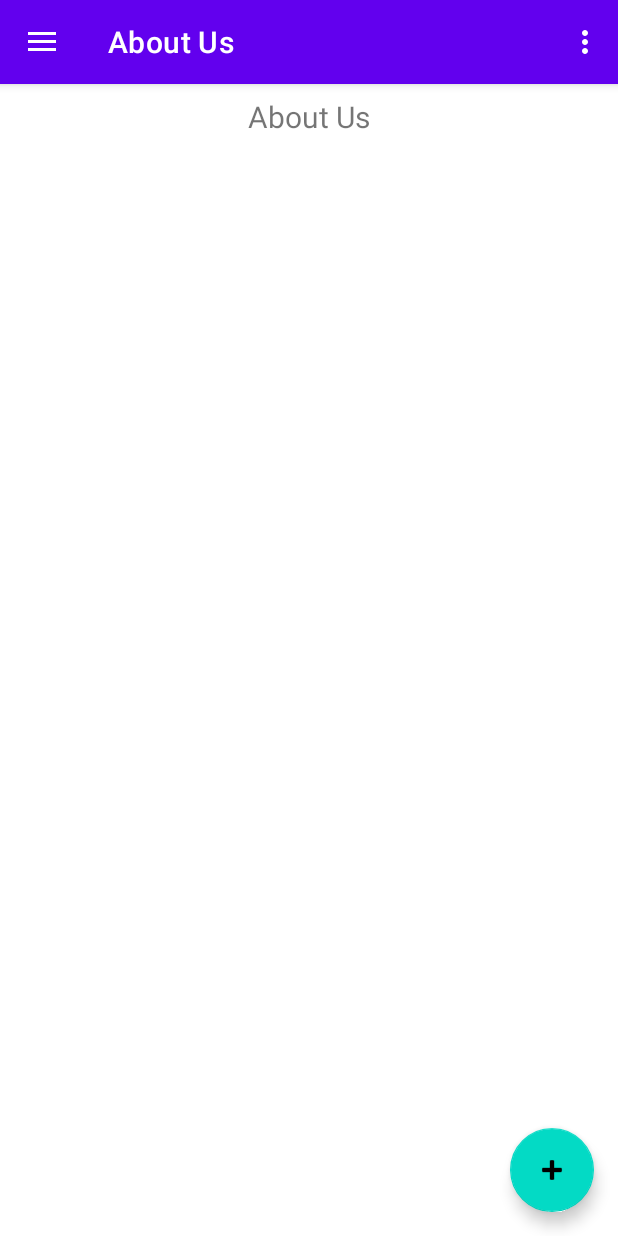
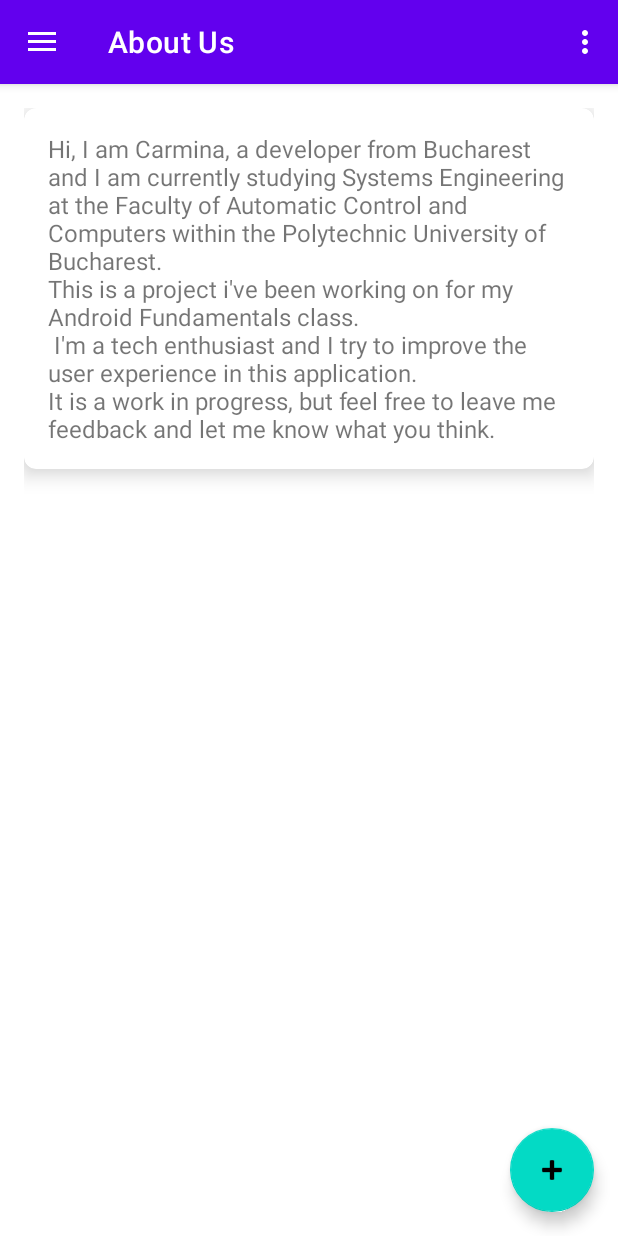
Before and after one commit to carmina-c/TravelJournal, an Android app: the screen it shows after launch (MainActivity), in the side drawer, after a tap on "About Us", on a phone screen of 412 x 824 dp. Run offline under Robolectric (Android 15) with nearby library versions, the light colour scheme and no system bars; our stand-ins replace navigation-ui.

Commit message:
Layout changes

```diff
--- a/app/src/main/java/com/example/traveljournal/ui/contact/ContactFragment.java
+++ b/app/src/main/java/com/example/traveljournal/ui/contact/ContactFragment.java
@@ -1,9 +1,12 @@
 package com.example.traveljournal.ui.contact;
 
+import android.content.Intent;
+import android.net.Uri;
 import android.os.Bundle;
 import android.view.LayoutInflater;
 import android.view.View;
 import android.view.ViewGroup;
+import android.widget.Button;
 
 import androidx.annotation.NonNull;
 import androidx.fragment.app.Fragment;
@@ -17,6 +20,8 @@ public class ContactFragment extends Fragment {
         View root = inflater.inflate(R.layout.fragment_contact, container, false);
         return root;
     }
+
+
     /*private ContactViewModel contactViewModel;
 
     public View onCreateView(@NonNull LayoutInflater inflater,
--- a/app/src/main/java/com/example/traveljournal/ui/share/ShareFragment.java
+++ b/app/src/main/java/com/example/traveljournal/ui/share/ShareFragment.java
@@ -1,9 +1,11 @@
 package com.example.traveljournal.ui.share;
 
+import android.content.Intent;
 import android.os.Bundle;
 import android.view.LayoutInflater;
 import android.view.View;
 import android.view.ViewGroup;
+import android.widget.Button;
 import android.widget.TextView;
 
 import androidx.annotation.NonNull;
@@ -22,6 +24,7 @@ public class ShareFragment extends Fragment {
         return root;
     }
 
+
     /*private ShareViewModel shareViewModel;
 
     public View onCreateView(@NonNull LayoutInflater inflater,
--- /dev/null
+++ b/app/src/main/res/drawable/ic_baseline_article_24.xml
@@ -0,0 +1,10 @@
+<vector xmlns:android="http://schemas.android.com/apk/res/android"
+    android:width="24dp"
+    android:height="24dp"
+    android:viewportWidth="24"
+    android:viewportHeight="24"
+    android:tint="?attr/colorControlNormal">
+  <path
+      android:fillColor="@android:color/white"
+      android:pathData="M19,3L5,3c-1.1,0 -2,0.9 -2,2v14c0,1.1 0.9,2 2,2h14c1.1,0 2,-0.9 2,-2L21,5c0,-1.1 -0.9,-2 -2,-2zM14,17L7,17v-2h7v2zM17,13L7,13v-2h10v2zM17,9L7,9L7,7h10v2z"/>
+</vector>
--- /dev/null
+++ b/app/src/main/res/drawable/ic_baseline_contact_mail_24.xml
@@ -0,0 +1,10 @@
+<vector xmlns:android="http://schemas.android.com/apk/res/android"
+    android:width="24dp"
+    android:height="24dp"
+    android:viewportWidth="24"
+    android:viewportHeight="24"
+    android:tint="?attr/colorControlNormal">
+  <path
+      android:fillColor="@android:color/white"
+      android:pathData="M21,8L21,7l-3,2 -3,-2v1l3,2 3,-2zM22,3L2,3C0.9,3 0,3.9 0,5v14c0,1.1 0.9,2 2,2h20c1.1,0 1.99,-0.9 1.99,-2L24,5c0,-1.1 -0.9,-2 -2,-2zM8,6c1.66,0 3,1.34 3,3s-1.34,3 -3,3 -3,-1.34 -3,-3 1.34,-3 3,-3zM14,18L2,18v-1c0,-2 4,-3.1 6,-3.1s6,1.1 6,3.1v1zM22,12h-8L14,6h8v6z"/>
+</vector>
--- /dev/null
+++ b/app/src/main/res/drawable/ic_baseline_home_24.xml
@@ -0,0 +1,10 @@
+<vector xmlns:android="http://schemas.android.com/apk/res/android"
+    android:width="24dp"
+    android:height="24dp"
+    android:viewportWidth="24"
+    android:viewportHeight="24"
+    android:tint="?attr/colorControlNormal">
+  <path
+      android:fillColor="@android:color/white"
+      android:pathData="M10,20v-6h4v6h5v-8h3L12,3 2,12h3v8z"/>
+</vector>
--- a/app/src/main/res/layout/fragment_about_us.xml
+++ b/app/src/main/res/layout/fragment_about_us.xml
@@ -1,21 +1,34 @@
 <?xml version="1.0" encoding="utf-8"?>
 <LinearLayout xmlns:android="http://schemas.android.com/apk/res/android"
+    xmlns:app="http://schemas.android.com/apk/res-auto"
     xmlns:tools="http://schemas.android.com/tools"
     android:layout_width="match_parent"
     android:layout_height="match_parent"
     android:background="@color/white"
     android:orientation="vertical"
+    android:padding="@dimen/medium_padding"
     tools:context=".ui.aboutus.AboutUsFragment">
 
-    <TextView
-        android:id="@+id/text_about_us"
+    <androidx.cardview.widget.CardView
         android:layout_width="match_parent"
         android:layout_height="wrap_content"
-        android:layout_marginStart="@dimen/extra_small_margin"
-        android:layout_marginTop="@dimen/extra_small_margin"
-        android:layout_marginEnd="@dimen/extra_small_margin"
-        android:text="@string/about_us"
-        android:textAlignment="center"
-        android:textSize="@dimen/medium_font" />
+        android:clickable="true"
+        android:focusable="true"
+        app:cardCornerRadius="@dimen/extra_small_margin"
+        app:cardElevation="@dimen/extra_small_margin">
 
+        <LinearLayout
+            android:layout_width="match_parent"
+            android:layout_height="wrap_content"
+            android:orientation="vertical"
+            android:padding="@dimen/medium_padding">
+
+            <TextView
+                android:layout_width="wrap_content"
+                android:layout_height="wrap_content"
+                android:text="@string/about_us_description"
+                android:textSize="@dimen/normal_font" />
+
+        </LinearLayout>
+    </androidx.cardview.widget.CardView>
 </LinearLayout>
--- a/app/src/main/res/menu/activity_main_drawer.xml
+++ b/app/src/main/res/menu/activity_main_drawer.xml
@@ -6,15 +6,15 @@
     <group android:checkableBehavior="single">
         <item
             android:id="@+id/nav_home"
-            android:icon="@drawable/ic_menu_camera"
+            android:icon="@drawable/ic_baseline_home_24"
             android:title="@string/menu_home" />
         <item
             android:id="@+id/nav_aboutus"
-            android:icon="@drawable/ic_menu_gallery"
+            android:icon="@drawable/ic_baseline_article_24"
             android:title="@string/about_us" />
         <item
             android:id="@+id/nav_contact"
-            android:icon="@drawable/ic_menu_slideshow"
+            android:icon="@drawable/ic_baseline_contact_mail_24"
             android:title="@string/contact" />
         <item
             android:id="@+id/nav_share"
--- a/app/src/main/res/values/dimens.xml
+++ b/app/src/main/res/values/dimens.xml
@@ -13,4 +13,5 @@
     <dimen name="medium_margin">24dp</dimen>
     <dimen name="big_margin">64dp</dimen>
     <dimen name="header_margin">40dp</dimen>
+    <dimen name="normal_font">16sp</dimen>
 </resources>
--- a/app/src/main/res/values/strings.xml
+++ b/app/src/main/res/values/strings.xml
@@ -26,4 +26,12 @@
     <string name="pick_end_date">Pick end date</string>
     <string name="save">Save</string>
     <string name="_0">0</string>
+    <string name="about_us_description">Hi, I am Carmina, a developer from Bucharest and I am currently studying Systems Engineering
+                                        at the Faculty of Automatic Control and Computers within the Polytechnic University of Bucharest.\nThis is a project i\'ve been working on for my Android Fundamentals class.\n
+                                        I\'m a tech enthusiast and I try to improve the user experience in this application.\nIt is a work in progress, but feel free to leave me feedback and let me know what you think.
+                                        </string>
+    <string name="contact_title">Get in touch with us!</string>
+    <string name="contact_info">Send us a message on app.developer@gmail.com</string>
+    <string name="share_title">Share with your friends</string>
+    <string name="share_info">"Because i care about you, here\'s a link to a great Travel Journal app!"</string>
 </resources>
```
Also changed, not shown: app/src/main/java/com/example/traveljournal/MainActivity.java (+15 -0 lines), app/src/main/res/layout/fragment_contact.xml (+29 -7 lines), app/src/main/res/layout/fragment_share.xml (+36 -7 lines), app/src/main/res/layout/trip_item.xml (+4 -4 lines), app/src/main/res/drawable/contact_icon_png.png (added).
